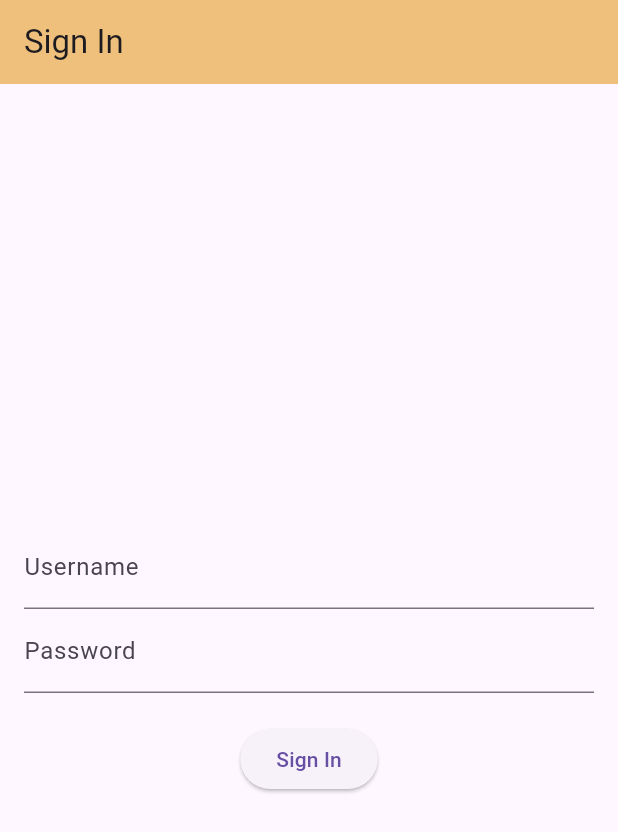
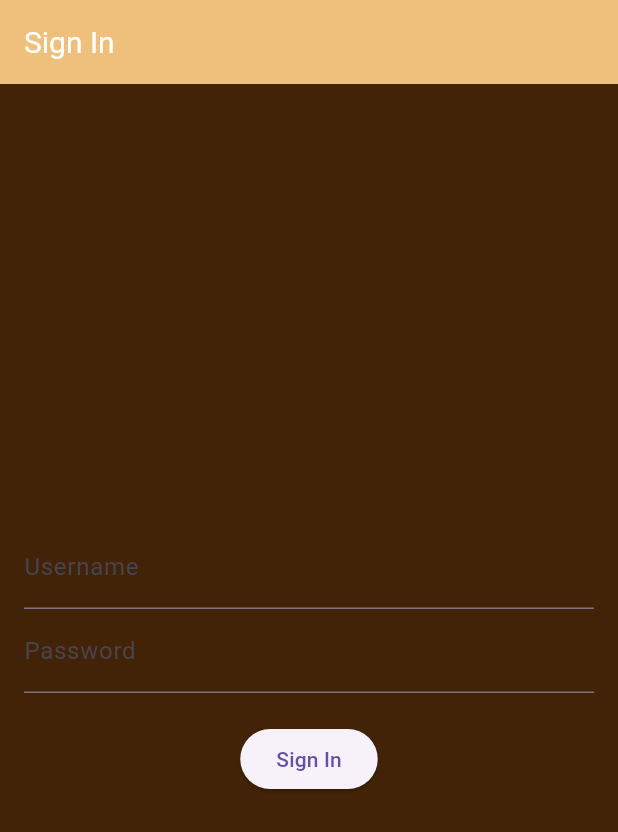
Before and after one commit to Jayjolie1026/BakeryManagement, a Flutter app: the screen it shows after launch, on a phone screen of 412 x 824 dp. Shown: the top 832 px of the screen. Run offline on Flutter 3.47's test engine with Material 3 defaults, Android fonts, the phone set to English and light mode, and no system bars.

Commit message:
global colors

```diff
--- a/bakery_management/lib/main.dart
+++ b/bakery_management/lib/main.dart
@@ -18,13 +18,19 @@ class BakeryManagementApp extends StatelessWidget {
       title: 'Bakery Management',
       theme: ThemeData(
         primarySwatch: Colors.brown,
+        scaffoldBackgroundColor: const Color(0xFF422308), // Set global background color
+        appBarTheme: AppBarTheme(
+          backgroundColor: const Color(0xFFEEC07B), // Global AppBar color
+          iconTheme: const IconThemeData(color: Colors.white), // Icon color in the AppBar
+          titleTextStyle: const TextStyle(color: Colors.white, fontSize: 20), // Title text style
+          elevation: 0, // Elevation of the AppBar
+        ),
       ),
-
       home: const SignInPage(),
-
     );
   }
 }
+
 
 class SignInPage extends StatefulWidget {
   const SignInPage({super.key});
```
Also changed, not shown: bakery_management/lib/pages/bakedgoods.dart (+39 -1 lines).
